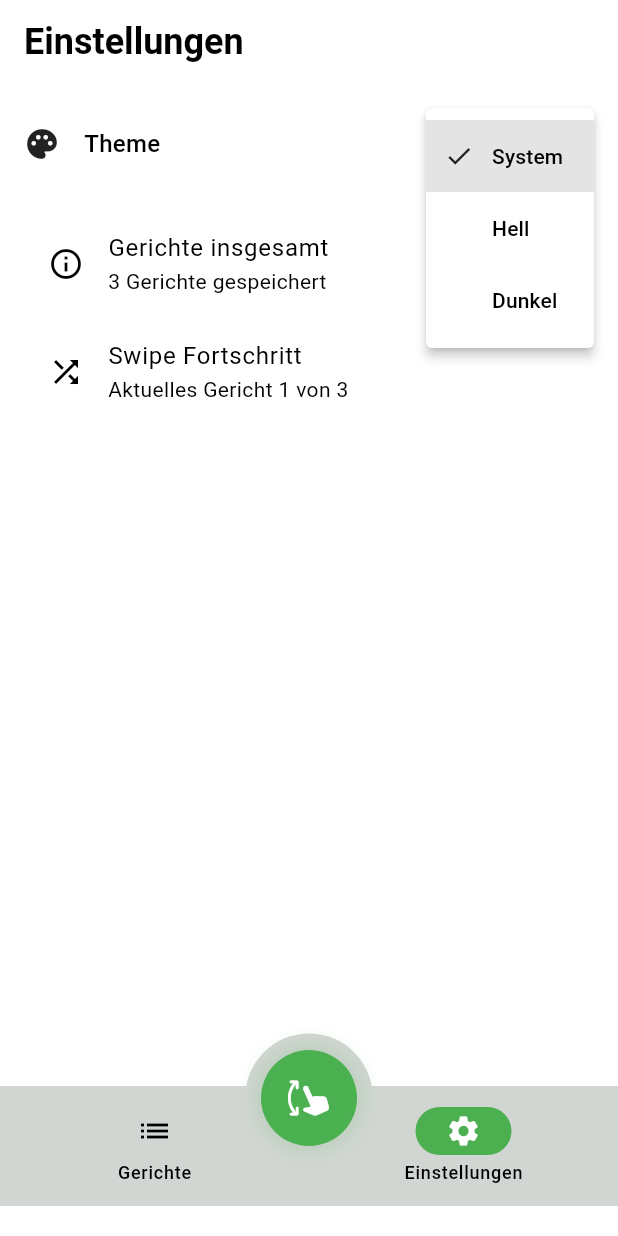
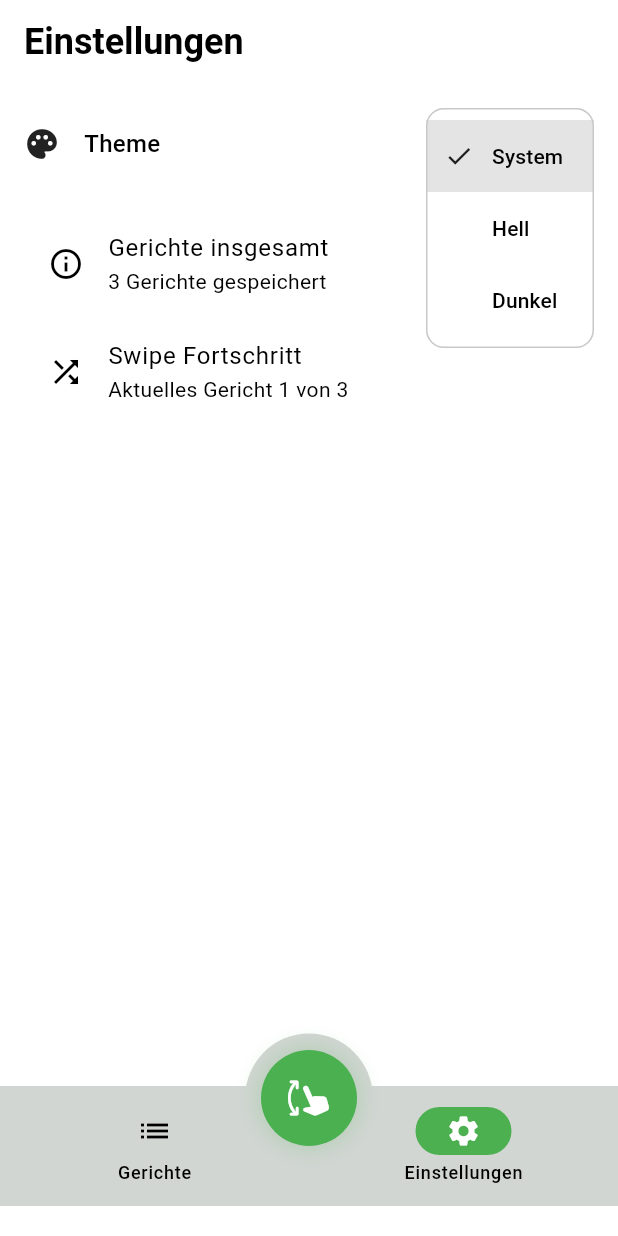
Before and after one commit to fohmij/what2eat, a Flutter app: the screen it shows after launch, item 2 of the bottom bar chosen, after a tap on "System", on a phone screen of 412 x 824 dp. Run offline on Flutter 3.47's test engine with Material 3 defaults, Android fonts, the phone set to English and light mode, and no system bars; our stand-ins replace image_picker, shared_preferences; network calls fail.

Commit message:
feat(addDish) & feat(swipeDishes): cleaned up UI & fixed buggy swiping

```diff
--- a/lib/pages/dishes_page.dart
+++ b/lib/pages/dishes_page.dart
@@ -45,9 +45,11 @@ class DishesPage extends StatelessWidget {
                             childAspectRatio: 0.65,
                           ),
                       itemCount: dishes.length,
-                      padding: const EdgeInsets.symmetric(
-                        horizontal: 16,
-                        vertical: 8,
+                      padding: const EdgeInsets.only(
+                        left: 16,
+                        right: 16,
+                        top: 8,
+                        bottom: 80,
                       ),
                       itemBuilder: (context, index) {
                         final dish = dishes[index];
--- a/lib/pages/settings_page.dart
+++ b/lib/pages/settings_page.dart
@@ -14,7 +14,7 @@ class SettingsPage extends StatelessWidget {
     required this.dishCount,
     required this.swipeIndex,
     required this.hasMoreCards,
-});
+  });
 
   @override
   Widget build(BuildContext context) {
@@ -36,10 +36,21 @@ class SettingsPage extends StatelessWidget {
               ),
             ),
             PopupMenuButton<ThemeMode>(
+              elevation: 0,
+              shape: RoundedRectangleBorder(
+                borderRadius: BorderRadius.circular(12),
+                side: BorderSide(
+                  color: Theme.of(context).brightness == Brightness.light
+                      ? const Color.fromARGB(255, 200, 200, 200)
+                      : const Color.fromARGB(255, 74, 74, 74),
+                  width: 1,
+                ),
+              ),
               initialValue: themeMode,
               onSelected: onThemeModeChanged,
               itemBuilder: (context) => [
                 PopupMenuItem(
+                  padding: const EdgeInsets.only(left: 12),
                   value: ThemeMode.system,
                   child: Row(
                     children: [
@@ -91,7 +102,7 @@ class SettingsPage extends StatelessWidget {
                 ),
                 child: Padding(
                   padding: const EdgeInsets.symmetric(
-                    horizontal: 12,
+                    horizontal: 16,
                     vertical: 12,
                   ),
                   child: Row(
--- a/lib/pages/swipe_page.dart
+++ b/lib/pages/swipe_page.dart
@@ -367,7 +367,7 @@ class SwipePage extends StatelessWidget {
               children: [
                 // 🔹 Hintergrundkarten
                 for (
-                  int level = min(4, dishes.length - swipeIndex - 1);
+                  int level = min(dishes.length, dishes.length - swipeIndex - 1);
                   level >= 1;
                   level--
                 )
```
Also changed, not shown: lib/home_page.dart (+89 -60 lines), pubspec.yaml (+10 -4 lines), assets/splash_screen/splash_screen_bw.png (deleted), assets/splash_screen/splash_screen_dark.png (renamed from assets/splash_screen/splash_screen_mix.png), assets/splash_screen/splash_screen_light.png (added), 38 other files.
